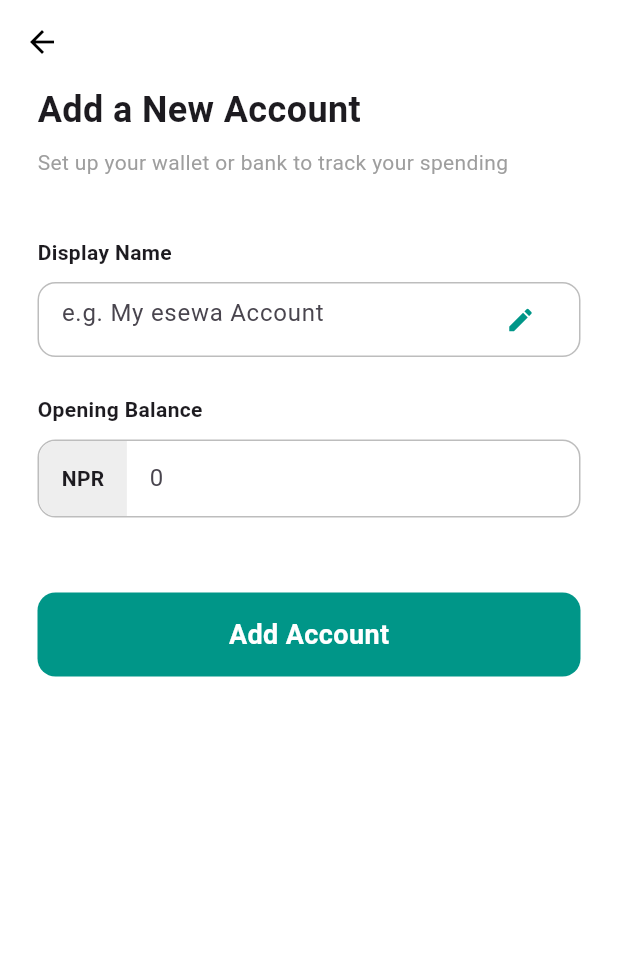
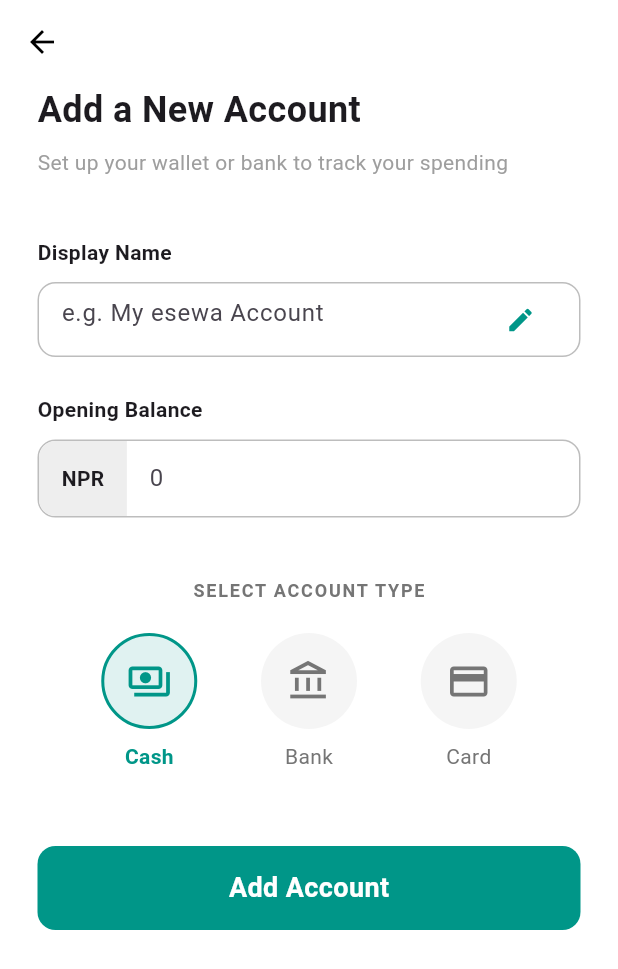
Before and after one commit to PudasainiSalina2060/financetracker_frontend, a Flutter app: the AddAccountPage screen opened directly, on a phone screen of 412 x 824 dp. Shown: the top 969 px of the screen. Run offline on Flutter 3.47's test engine with Material 3 defaults, Android fonts, the phone set to English and light mode, and no system bars; our stand-ins replace google_fonts; Roboto replaces fonts that are missing (Karma).

Commit message:
added account type selection (Cash, Bank, Card) in Add Account screen

```diff
--- a/lib/screens/addAccount_screen.dart
+++ b/lib/screens/addAccount_screen.dart
@@ -9,6 +9,9 @@ class AddAccountPage extends StatefulWidget {
 }
 
 class _AddAccountPageState extends State<AddAccountPage> {
+
+  //variable to track which one account is selected (Default is Cash)
+  String selectedType = 'Cash';
 
   // Function to show the "Success" popup after saving
   //using simple SnackBar logic
@@ -88,6 +91,7 @@ class _AddAccountPageState extends State<AddAccountPage> {
                 // Balance Input Section
                 Text('Opening Balance', style: GoogleFonts.karma(fontWeight: FontWeight.w600)),
                 const SizedBox(height: 10),
+
                 Container(
                   decoration: BoxDecoration(
                     border: Border.all(color: Colors.grey.shade400),
@@ -119,6 +123,31 @@ class _AddAccountPageState extends State<AddAccountPage> {
                       ),
                     ],
                   ),
+                ),
+
+                const SizedBox(height: 30),
+
+                // For Select Account Type Section
+                const SizedBox(height: 10),
+                Center(
+                  child: Text(
+                    "SELECT ACCOUNT TYPE",
+                    style: GoogleFonts.karma(
+                      fontSize: 12,
+                      fontWeight: FontWeight.bold,
+                      color: Colors.grey[600],
+                      letterSpacing: 1.2,
+                    ),
+                  ),
+                ),
+                const SizedBox(height: 20),
+                Row(
+                  mainAxisAlignment: MainAxisAlignment.spaceEvenly,
+                  children: [
+                    _buildCategoryIcon('Cash', Icons.payments_outlined),
+                    _buildCategoryIcon('Bank', Icons.account_balance_outlined),
+                    _buildCategoryIcon('Card', Icons.credit_card_outlined),
+                  ],
                 ),
 
                 const SizedBox(height: 50),
@@ -161,4 +190,46 @@ class _AddAccountPageState extends State<AddAccountPage> {
       ),
     );
   }
+  Widget _buildCategoryIcon(String title, IconData icon) {
+  // This line checks if the current icon matches what the user selected
+  bool isSelected = selectedType == title;
+
+  return GestureDetector(
+    onTap: () {
+      setState(() {
+        selectedType = title; // This updates the UI when you tap
+      });
+    },
+    child: Column(
+      children: [
+        Container(
+          padding: const EdgeInsets.all(15),
+          decoration: BoxDecoration(
+            shape: BoxShape.circle,
+            // If selected, show light teal. If not, show light grey.
+            color: isSelected ? const Color(0xFFE0F2F1) : Colors.grey[100],
+            border: Border.all(
+              color: isSelected ? const Color(0xFF009688) : Colors.transparent,
+              width: 2,
+            ),
+          ),
+          child: Icon(
+            icon,
+            color: isSelected ? const Color(0xFF009688) : Colors.grey[600],
+            size: 30,
+          ),
+        ),
+        const SizedBox(height: 8),
+        Text(
+          title,
+          style: GoogleFonts.karma(
+            fontSize: 14,
+            fontWeight: isSelected ? FontWeight.bold : FontWeight.normal,
+            color: isSelected ? const Color(0xFF009688) : Colors.grey[600],
+          ),
+        ),
+      ],
+    ),
+  );
 }
+}
```
